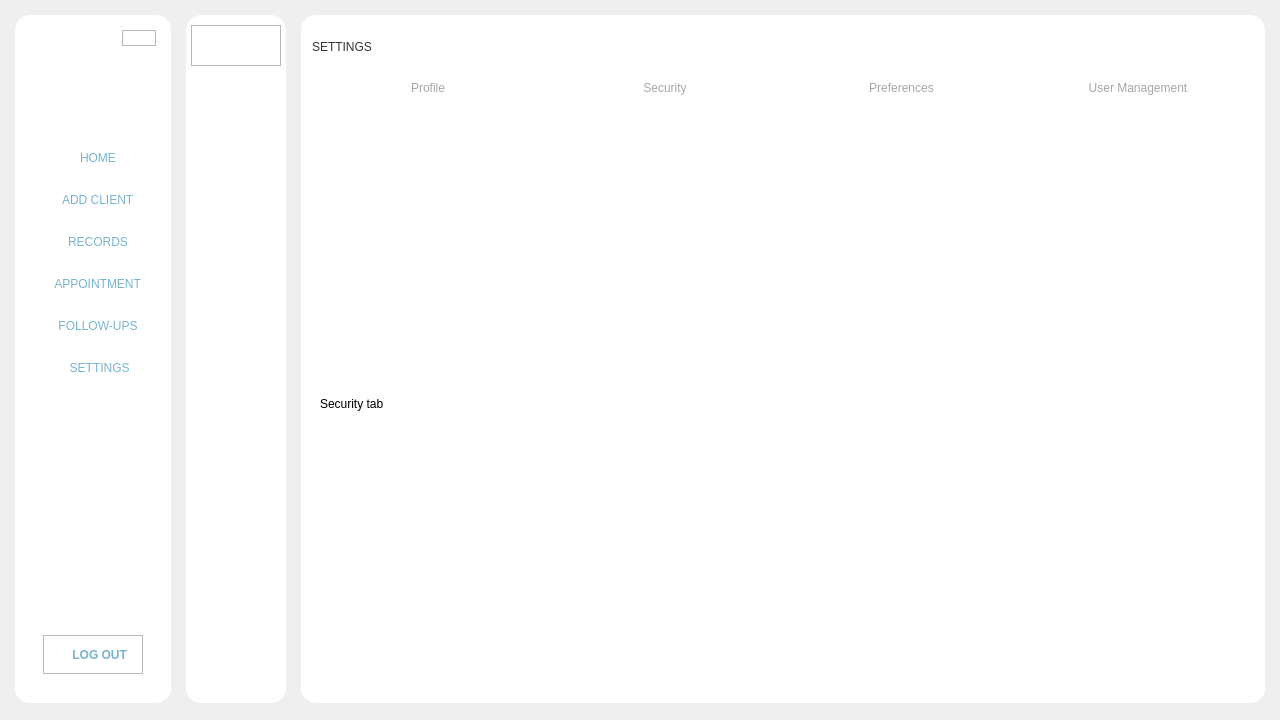
Qt form Desktop_Application/Frontend/ui-files/Home.ui (DreddVDomasian/Petmate-Desktop-Application) before a commit.
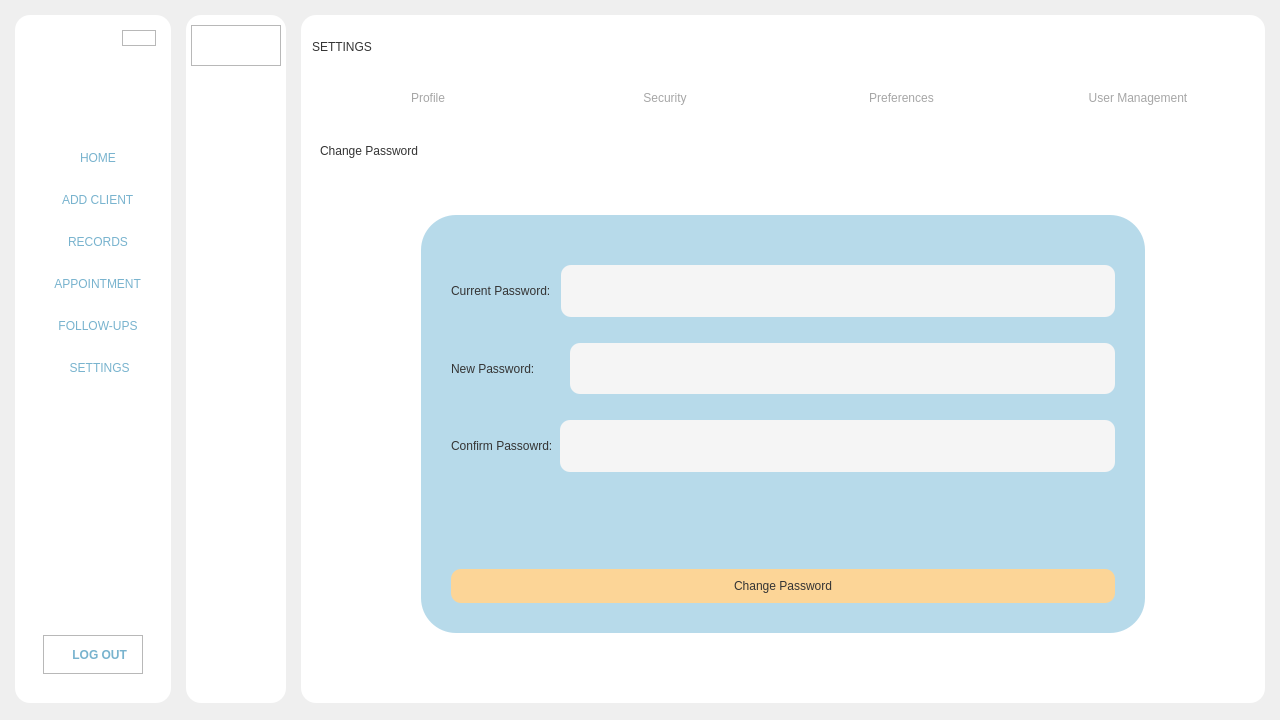
The same form after that commit. The open tabs and pages were chosen to show the change. Icons and pictures are not drawn.

Commit message:
added security tab ui
pa enhance ng ui sirs medyo tegnaps eh

What changed in the file:
```diff
--- a/Desktop_Application/Frontend/ui-files/Home.ui
+++ b/Desktop_Application/Frontend/ui-files/Home.ui
@@ -10208,7 +10208,7 @@
                    <property name="maximumSize">
                     <size>
                      <width>16777215</width>
-                     <height>60</height>
+                     <height>80</height>
                     </size>
                    </property>
                    <property name="baseSize">
@@ -10269,12 +10269,6 @@
                         <verstretch>0</verstretch>
                        </sizepolicy>
                       </property>
-                      <property name="maximumSize">
-                       <size>
-                        <width>16777215</width>
-                        <height>60</height>
-                       </size>
-                      </property>
                       <property name="styleSheet">
                        <string notr="true"/>
                       </property>
@@ -10291,12 +10285,6 @@
                         <verstretch>0</verstretch>
                        </sizepolicy>
                       </property>
-                      <property name="maximumSize">
-                       <size>
-                        <width>16777215</width>
-                        <height>60</height>
-                       </size>
-                      </property>
                       <property name="styleSheet">
                        <string notr="true"/>
                       </property>
@@ -10313,12 +10301,6 @@
                         <verstretch>0</verstretch>
                        </sizepolicy>
                       </property>
-                      <property name="maximumSize">
-                       <size>
-                        <width>16777215</width>
-                        <height>60</height>
-                       </size>
-                      </property>
                       <property name="styleSheet">
                        <string notr="true"/>
                       </property>
@@ -10335,12 +10317,6 @@
                         <verstretch>0</verstretch>
                        </sizepolicy>
                       </property>
-                      <property name="maximumSize">
-                       <size>
-                        <width>16777215</width>
-                        <height>60</height>
-                       </size>
-                      </property>
                       <property name="styleSheet">
                        <string notr="true"/>
                       </property>
@@ -10378,11 +10354,301 @@
                     <layout class="QVBoxLayout" name="verticalLayout_72">
                      <item>
                       <widget class="QLabel" name="label_7">
+                       <property name="sizePolicy">
+                        <sizepolicy hsizetype="Preferred" vsizetype="Fixed">
+                         <horstretch>0</horstretch>
+                         <verstretch>0</verstretch>
+                        </sizepolicy>
+                       </property>
+                       <property name="styleSheet">
+                        <string notr="true">font: 14pt &quot;Rubik Mono One&quot;;
+	color:rgb(52, 52, 52);</string>
+                       </property>
                        <property name="text">
-                        <string>Security tab</string>
+                        <string>Change Password</string>
                        </property>
                       </widget>
                      </item>
+                     <item>
+                      <widget class="QFrame" name="frame_76">
+                       <property name="frameShape">
+                        <enum>QFrame::StyledPanel</enum>
+                       </property>
+                       <property name="frameShadow">
+                        <enum>QFrame::Raised</enum>
+                       </property>
+                       <layout class="QHBoxLayout" name="horizontalLayout_90">
+                        <property name="leftMargin">
+                         <number>100</number>
+                        </property>
+                        <property name="topMargin">
+                         <number>50</number>
+                        </property>
+                        <property name="rightMargin">
+                         <number>100</number>
+                        </property>
+                        <property name="bottomMargin">
+                         <number>50</number>
+                        </property>
+                        <item>
+                         <widget class="QFrame" name="changePassFrame">
+                          <property name="maximumSize">
+                           <size>
+                            <width>900</width>
+                            <height>500</height>
+                           </size>
+                          </property>
+                          <property name="styleSheet">
+                           <string notr="true">
+#changePassFrame{
+	background-color:rgb(183, 218, 234);
+	border-radius:35px;
+}
+QLabel{
+font: 57 12pt &quot;Montserrat SemiBold&quot;;
+	color:rgb(52, 52, 52);
+}
+
+QLineEdit{
+    border-radius: 10px;
+	font-family: &quot;Montserrat Medium&quot;;
+	font-weight: 57;
+	color:rgb(39, 39, 39);
+	padding-left: 10px;
+	background-color:rgb(245, 245, 245);
+}
+QLineEdit:focus{
+    border: 1px solid rgb(235, 235, 235);
+	background-color:rgb(227, 227, 227);
+}
+</string>
+                          </property>
+                          <property name="frameShape">
+                           <enum>QFrame::StyledPanel</enum>
+                          </property>
+                          <property name="frameShadow">
+                           <enum>QFrame::Raised</enum>
+                          </property>
+                          <layout class="QVBoxLayout" name="verticalLayout_76">
+                           <property name="leftMargin">
+                            <number>20</number>
+                           </property>
+                           <property name="topMargin">
+                            <number>40</number>
+                           </property>
+                           <property name="rightMargin">
+                            <number>20</number>
+                           </property>
+                           <property name="bottomMargin">
+                            <number>20</number>
+                           </property>
+                           <item>
+                            <widget class="QFrame" name="frame_81">
+                             <property name="maximumSize">
+                              <size>
+                               <width>16777215</width>
+                               <height>80</height>
+                              </size>
+                             </property>
+                             <property name="frameShape">
+                              <enum>QFrame::StyledPanel</enum>
+                             </property>
+                             <property name="frameShadow">
+                              <enum>QFrame::Raised</enum>
+                             </property>
+                             <layout class="QHBoxLayout" name="horizontalLayout_3">
+                              <property name="spacing">
+                               <number>10</number>
+                              </property>
+                              <item>
+                               <widget class="QLabel" name="label_10">
+                                <property name="text">
+                                 <string>Current Password:</string>
+                                </property>
+                               </widget>
+                              </item>
+                              <item>
+                               <widget class="QLineEdit" name="currentPassEdit">
+                                <property name="sizePolicy">
+                                 <sizepolicy hsizetype="Expanding" vsizetype="Expanding">
+                                  <horstretch>0</horstretch>
+                                  <verstretch>0</verstretch>
+                                 </sizepolicy>
+                                </property>
+                                <property name="minimumSize">
+                                 <size>
+                                  <width>0</width>
+                                  <height>45</height>
+                                 </size>
+                                </property>
+                                <property name="maximumSize">
+                                 <size>
+                                  <width>16777215</width>
+                                  <height>80</height>
+                                 </size>
+                                </property>
+                               </widget>
+                              </item>
+                             </layout>
+                            </widget>
+                           </item>
+                           <item>
+                            <widget class="QFrame" name="frame_82">
+                             <property name="maximumSize">
+                              <size>
+                               <width>16777215</width>
+                               <height>80</height>
+                              </size>
+                             </property>
+                             <property name="frameShape">
+                              <enum>QFrame::StyledPanel</enum>
+                             </property>
+                             <property name="frameShadow">
+                              <enum>QFrame::Raised</enum>
+                             </property>
+                             <layout class="QHBoxLayout" name="horizontalLayout_87">
+                              <property name="spacing">
+                               <number>35</number>
+                              </property>
+                              <item>
+                               <widget class="QLabel" name="label_29">
+                                <property name="text">
+                                 <string>New Password:</string>
+                                </property>
+                               </widget>
+                              </item>
+                              <item>
+                               <widget class="QLineEdit" name="newPassEdit">
+                                <property name="sizePolicy">
+                                 <sizepolicy hsizetype="Expanding" vsizetype="Expanding">
+                                  <horstretch>0</horstretch>
+                                  <verstretch>0</verstretch>
+                                 </sizepolicy>
+                                </property>
+                                <property name="minimumSize">
+                                 <size>
+                                  <width>0</width>
+                                  <height>45</height>
+                                 </size>
+                                </property>
+                                <property name="maximumSize">
+                                 <size>
+                                  <width>16777215</width>
+                                  <height>80</height>
+                                 </size>
+                                </property>
+                               </widget>
+                              </item>
+                             </layout>
+                            </widget>
+                           </item>
+                           <item>
+                            <widget class="QFrame" name="frame_83">
+                             <property name="maximumSize">
+                              <size>
+                               <width>16777215</width>
+                               <height>80</height>
+                              </size>
+                             </property>
+                             <property name="frameShape">
+                              <enum>QFrame::StyledPanel</enum>
+                             </property>
+                             <property name="frameShadow">
+                              <enum>QFrame::Raised</enum>
+                             </property>
+                             <layout class="QHBoxLayout" name="horizontalLayout_88">
+                              <property name="spacing">
+                               <number>7</number>
+                              </property>
+                              <item>
+                               <widget class="QLabel" name="label_33">
+                                <property name="text">
+                                 <string>Confirm Passowrd:</string>
+                                </property>
+                               </widget>
+                              </item>
+                              <item>
+                               <widget class="QLineEdit" name="confirmPassEdit">
+                                <property name="sizePolicy">
+                                 <sizepolicy hsizetype="Expanding" vsizetype="Expanding">
+                                  <horstretch>0</horstretch>
+                                  <verstretch>0</verstretch>
+                                 </sizepolicy>
+                                </property>
+                                <property name="minimumSize">
+                                 <size>
+                                  <width>0</width>
+                                  <height>45</height>
+                                 </size>
+                                </property>
+                                <property name="maximumSize">
+                                 <size>
+                                  <width>16777215</width>
+                                  <height>80</height>
+                                 </size>
+                                </property>
+                               </widget>
+                              </item>
+                             </layout>
+                            </widget>
+                           </item>
+                           <item>
+                            <spacer name="verticalSpacer_12">
+                             <property name="orientation">
+                              <enum>Qt::Vertical</enum>
+                             </property>
+                             <property name="sizeHint" stdset="0">
+                              <size>
+                               <width>20</width>
+                               <height>40</height>
+                              </size>
+                             </property>
+                            </spacer>
+                           </item>
+                           <item>
+                            <widget class="QFrame" name="frame_84">
+                             <property name="maximumSize">
+                              <size>
+                               <width>16777215</width>
+                               <height>80</height>
+                              </size>
+                             </property>
+                             <property name="frameShape">
+                              <enum>QFrame::StyledPanel</enum>
+                             </property>
+                             <property name="frameShadow">
+                              <enum>QFrame::Raised</enum>
+                             </property>
+                             <layout class="QHBoxLayout" name="horizontalLayout_89">
+                              <item>
+                               <widget class="QPushButton" name="pushButton_2">
+                                <property name="styleSheet">
+                                 <string notr="true">QPushButton{
+	font: 63 14pt &quot;Montserrat SemiBold&quot;;
+	color:rgb(52, 52, 52);
+	background-color: #FCD597;
+	border-radius: 10px;
+	padding:10px 20px 10px 20px;
+}
+QPushButton:hover{
+background-color: rgb(223, 188, 134);
+border-radius: 10px;
+}</string>
+                                </property>
+                                <property name="text">
+                                 <string>Change Password</string>
+                                </property>
+                               </widget>
+                              </item>
+                             </layout>
+                            </widget>
+                           </item>
+                          </layout>
+                         </widget>
+                        </item>
+                       </layout>
+                      </widget>
+                     </item>
                     </layout>
                    </widget>
                    <widget class="QWidget" name="preferencesTab">
```
Left out of the diff: 2 changed lines with no effect on the pictures. The commit also changes 1 other file.
